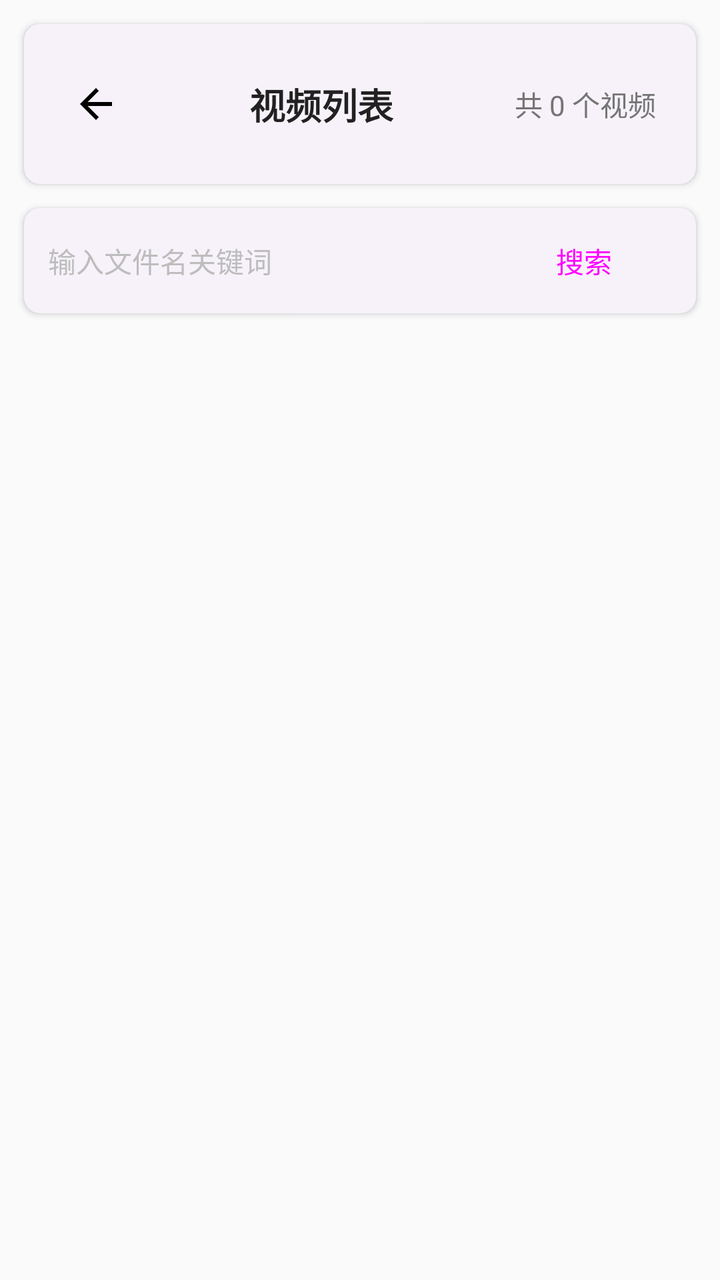
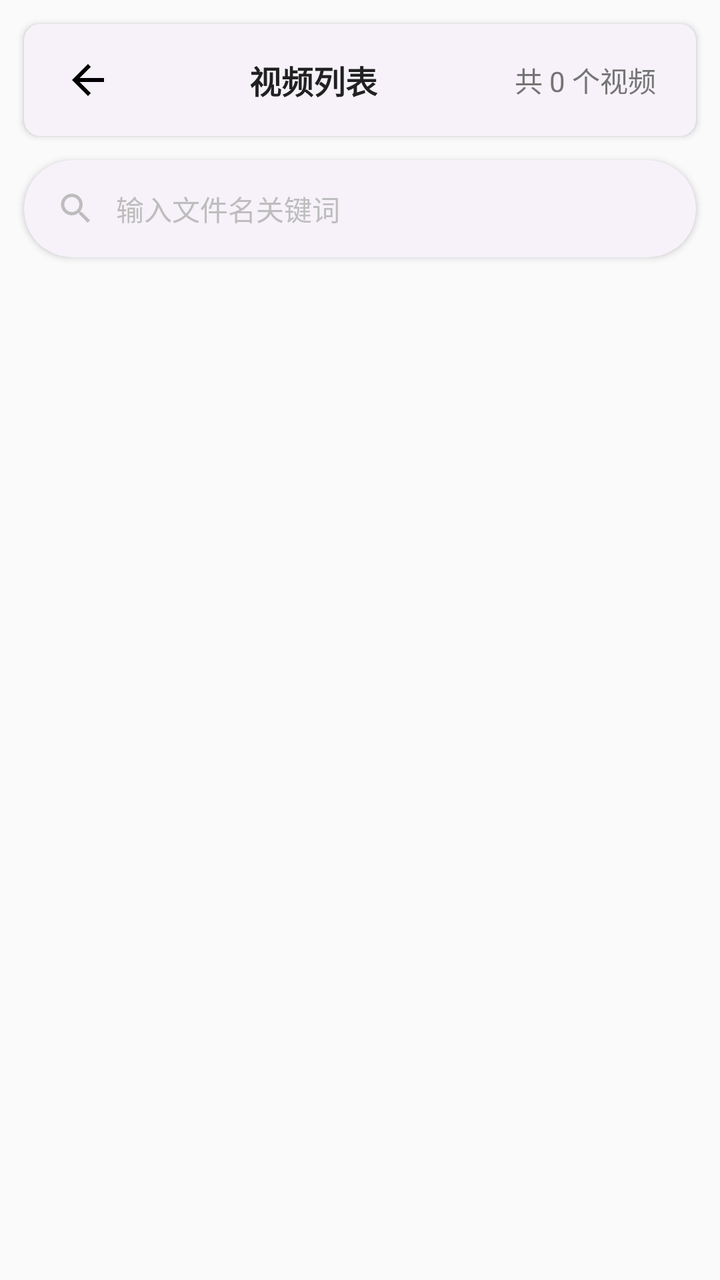

Before-and-after screenshots of an Android layout around one commit, followed by the original layout XML and the change that was made.
<!-- AndroidManifest.xml: application theme Theme.SelfCamMonitor -->
<!-- res/layout/activity_video_list.xml -->
<?xml version="1.0" encoding="utf-8"?>
<LinearLayout xmlns:android="http://schemas.android.com/apk/res/android"
    xmlns:app="http://schemas.android.com/apk/res-auto"
    android:layout_width="match_parent"
    android:layout_height="match_parent"
    android:orientation="vertical"
    android:background="@color/background_light"
    android:fitsSystemWindows="true">

    
    <androidx.cardview.widget.CardView
        android:layout_width="match_parent"
        android:layout_height="wrap_content"
        android:layout_margin="12dp"
        app:cardCornerRadius="8dp"
        app:cardElevation="2dp">

        <androidx.constraintlayout.widget.ConstraintLayout
            android:layout_width="match_parent"
            android:layout_height="wrap_content"
            android:paddingHorizontal="12dp"
            android:paddingVertical="16dp">

            
            <ImageButton
                android:id="@+id/btnBack"
                android:layout_width="48dp"
                android:layout_height="48dp"
                android:src="@drawable/ic_menu_revert"
                android:background="?attr/selectableItemBackgroundBorderless"
                android:contentDescription="返回"
                android:visibility="visible"
                app:layout_constraintStart_toStartOf="parent"
                app:layout_constraintTop_toTopOf="parent"
                app:layout_constraintBottom_toBottomOf="parent" />

            
            <Button
                android:id="@+id/btnSelectAll"
                android:layout_width="wrap_content"
                android:layout_height="wrap_content"
                android:text="全选"
                android:textSize="14sp"
                android:visibility="gone"
                style="@style/Widget.Material3.Button.TextButton"
                app:layout_constraintStart_toStartOf="parent"
                app:layout_constraintTop_toTopOf="parent"
                app:layout_constraintBottom_toBottomOf="parent" />

            
            <TextView
                android:id="@+id/tvFileCount"
                android:layout_width="wrap_content"
                android:layout_height="wrap_content"
                android:text="共 0 个视频"
                android:textSize="14sp"
                android:textColor="@color/text_secondary"
                android:paddingHorizontal="8dp"
                android:visibility="visible"
                app:layout_constraintEnd_toEndOf="parent"
                app:layout_constraintTop_toTopOf="parent"
                app:layout_constraintBottom_toBottomOf="parent" />

            
            <Button
                android:id="@+id/btnCancelSelect"
                android:layout_width="wrap_content"
                android:layout_height="wrap_content"
                android:text="取消"
                android:textSize="14sp"
                style="@style/Widget.Material3.Button.TextButton"
                android:visibility="gone"
                app:layout_constraintEnd_toEndOf="parent"
                app:layout_constraintTop_toTopOf="parent"
                app:layout_constraintBottom_toBottomOf="parent" />

            
            <TextView
                android:id="@+id/tvTitle"
                android:layout_width="0dp"
                android:layout_height="wrap_content"
                android:text="视频列表"
                android:textSize="18sp"
                android:textStyle="bold"
                android:textColor="@color/text_primary"
                android:gravity="center"
                android:visibility="visible"
                app:layout_constraintStart_toEndOf="@+id/btnBack"
                app:layout_constraintEnd_toStartOf="@+id/tvFileCount"
                app:layout_constraintTop_toTopOf="parent"
                app:layout_constraintBottom_toBottomOf="parent" />

            
            <TextView
                android:id="@+id/tvSelectedCount"
                android:layout_width="0dp"
                android:layout_height="wrap_content"
                android:text="已选 0 项"
                android:textSize="16sp"
                android:textColor="@color/text_primary"
                android:gravity="center"
                android:visibility="gone"
                app:layout_constraintStart_toEndOf="@+id/btnSelectAll"
                app:layout_constraintEnd_toStartOf="@+id/btnCancelSelect"
                app:layout_constraintTop_toTopOf="parent"
                app:layout_constraintBottom_toBottomOf="parent" />

        </androidx.constraintlayout.widget.ConstraintLayout>
    </androidx.cardview.widget.CardView>

    
    <androidx.cardview.widget.CardView
        android:id="@+id/searchBar"
        android:layout_width="match_parent"
        android:layout_height="wrap_content"
        android:layout_marginStart="12dp"
        android:layout_marginEnd="12dp"
        android:layout_marginTop="0dp"
        android:layout_marginBottom="4dp"
        app:cardCornerRadius="8dp"
        app:cardElevation="2dp"
        android:visibility="visible">

        <LinearLayout
            android:layout_width="match_parent"
            android:layout_height="wrap_content"
            android:orientation="horizontal"
            android:paddingHorizontal="12dp"
            android:gravity="center_vertical">

            <EditText
                android:id="@+id/etSearch"
                android:layout_width="0dp"
                android:layout_height="wrap_content"
                android:layout_weight="1"
                android:hint="输入文件名关键词"
                android:singleLine="true"
                android:imeOptions="actionSearch"
                android:inputType="text"
                android:textSize="14sp"
                android:textColor="@color/text_primary"
                android:textColorHint="@color/text_hint"
                android:background="@null"
                android:minHeight="48dp"
                android:paddingVertical="16dp" />

            <ImageButton
                android:id="@+id/btnClearSearch"
                android:layout_width="wrap_content"
                android:layout_height="wrap_content"
                android:src="@drawable/ic_close"
                android:background="?attr/selectableItemBackgroundBorderless"
                android:contentDescription="清除"
                android:padding="4dp"
                android:visibility="gone" />

            <Button
                android:id="@+id/btnSearchConfirm"
                android:layout_width="wrap_content"
                android:layout_height="wrap_content"
                android:text="搜索"
                android:textSize="14sp"
                style="@style/Widget.Material3.Button.TextButton" />
        </LinearLayout>
    </androidx.cardview.widget.CardView>

    
    <androidx.recyclerview.widget.RecyclerView
        android:id="@+id/recyclerView"
        android:layout_width="match_parent"
        android:layout_height="0dp"
        android:layout_weight="1"
        android:padding="4dp" />

    
    <LinearLayout
        android:id="@+id/buttonCard"
        android:layout_width="match_parent"
        android:layout_height="wrap_content"
        android:layout_margin="8dp"
        android:orientation="horizontal"
        android:gravity="center_vertical"
        android:visibility="gone">

        <androidx.cardview.widget.CardView
            android:layout_width="0dp"
            android:layout_height="wrap_content"
            android:layout_weight="1"
            android:layout_marginEnd="4dp"
            app:cardCornerRadius="8dp"
            app:cardElevation="2dp">

            <Button
                android:id="@+id/btnDelete"
                android:layout_width="match_parent"
                android:layout_height="wrap_content"
                android:text="删除选中"
                android:textSize="16sp"
                android:backgroundTint="@color/status_stopped"
                android:paddingVertical="12dp" />
        </androidx.cardview.widget.CardView>

        <androidx.cardview.widget.CardView
            android:layout_width="0dp"
            android:layout_height="wrap_content"
            android:layout_weight="1"
            android:layout_marginStart="4dp"
            app:cardCornerRadius="8dp"
            app:cardElevation="2dp">

            <Button
                android:id="@+id/btnExport"
                android:layout_width="match_parent"
                android:layout_height="wrap_content"
                android:text="导出选中"
                android:textSize="16sp"
                android:backgroundTint="@color/primary"
                android:paddingVertical="12dp" />
        </androidx.cardview.widget.CardView>
    </LinearLayout>
</LinearLayout>
<!-- resources referenced by this layout -->
<resources>
  <color name="background_light">#FAFAFA</color>
  <color name="primary">#2196F3</color>
  <color name="status_stopped">#F44336</color>
  <color name="text_hint">#BDBDBD</color>
  <color name="text_primary">#212121</color>
  <color name="text_secondary">#757575</color>
  <!-- drawable ic_menu_revert (drawable) -->
  <vector xmlns:android="http://schemas.android.com/apk/res/android" android:autoMirrored="true" android:height="24dp" android:tint="#000000" android:viewportHeight="24" android:viewportWidth="24" android:width="24dp">
        
      <path android:fillColor="@android:color/white" android:pathData="M20,11H7.83l5.59,-5.59L12,4l-8,8 8,8 1.41,-1.41L7.83,13H20v-2z"/>
      
  </vector>
  <style name="Theme.SelfCamMonitor" parent="Base.Theme.SelfCamMonitor" />
  <color name="white">#FFFFFFFF</color>
  <color name="primary_light">#BBDEFB</color>
  <color name="primary_dark">#1976D2</color>
  <color name="accent">#FF5722</color>
  <color name="surface">#FFFFFF</color>
  <style name="Widget.SelfCamMonitor.CardView" parent="Widget.Material3.CardView.Elevated">
          <item name="cardCornerRadius">12dp</item>
          <item name="cardElevation">4dp</item>
          <item name="strokeWidth">0dp</item>
      </style>
  <!-- unchanged entries left out for length: 2 -->
</resources>

<!-- the commit's change to res/layout/activity_video_list.xml (unified diff, before → after) -->
@@ -19,13 +19,13 @@
             android:layout_width="match_parent"
             android:layout_height="wrap_content"
             android:paddingHorizontal="12dp"
-            android:paddingVertical="16dp">
+            android:paddingVertical="8dp">
 
             
             <ImageButton
                 android:id="@+id/btnBack"
-                android:layout_width="48dp"
-                android:layout_height="48dp"
+                android:layout_width="40dp"
+                android:layout_height="40dp"
                 android:src="@drawable/ic_menu_revert"
                 android:background="?attr/selectableItemBackgroundBorderless"
                 android:contentDescription="返回"
@@ -38,7 +38,10 @@
             <Button
                 android:id="@+id/btnSelectAll"
                 android:layout_width="wrap_content"
-                android:layout_height="wrap_content"
+                android:layout_height="40dp"
+                android:minHeight="0dp"
+                android:insetTop="0dp"
+                android:insetBottom="0dp"
                 android:text="全选"
                 android:textSize="14sp"
                 android:visibility="gone"
@@ -65,7 +68,10 @@
             <Button
                 android:id="@+id/btnCancelSelect"
                 android:layout_width="wrap_content"
-                android:layout_height="wrap_content"
+                android:layout_height="40dp"
+                android:minHeight="0dp"
+                android:insetTop="0dp"
+                android:insetBottom="0dp"
                 android:text="取消"
                 android:textSize="14sp"
                 style="@style/Widget.Material3.Button.TextButton"
@@ -80,7 +86,7 @@
                 android:layout_width="0dp"
                 android:layout_height="wrap_content"
                 android:text="视频列表"
-                android:textSize="18sp"
+                android:textSize="16sp"
                 android:textStyle="bold"
                 android:textColor="@color/text_primary"
                 android:gravity="center"
@@ -96,7 +102,7 @@
                 android:layout_width="0dp"
                 android:layout_height="wrap_content"
                 android:text="已选 0 项"
-                android:textSize="16sp"
+                android:textSize="15sp"
                 android:textColor="@color/text_primary"
                 android:gravity="center"
                 android:visibility="gone"
@@ -115,9 +121,8 @@
         android:layout_height="wrap_content"
         android:layout_marginStart="12dp"
         android:layout_marginEnd="12dp"
-        android:layout_marginTop="0dp"
-        android:layout_marginBottom="4dp"
-        app:cardCornerRadius="8dp"
+        android:layout_marginBottom="8dp"
+        app:cardCornerRadius="24dp"
         app:cardElevation="2dp"
         android:visibility="visible">
 
@@ -125,8 +130,16 @@
             android:layout_width="match_parent"
             android:layout_height="wrap_content"
             android:orientation="horizontal"
-            android:paddingHorizontal="12dp"
+            android:paddingHorizontal="16dp"
             android:gravity="center_vertical">
+
+            <ImageView
+                android:layout_width="20dp"
+                android:layout_height="20dp"
+                android:src="@drawable/ic_search"
+                app:tint="@color/text_hint"
+                android:contentDescription="搜索"
+                android:layout_marginEnd="10dp" />
 
             <EditText
                 android:id="@+id/etSearch"
@@ -142,7 +155,7 @@
                 android:textColorHint="@color/text_hint"
                 android:background="@null"
                 android:minHeight="48dp"
-                android:paddingVertical="16dp" />
+                android:paddingVertical="14dp" />
 
             <ImageButton
                 android:id="@+id/btnClearSearch"
@@ -151,71 +164,87 @@
                 android:src="@drawable/ic_close"
                 android:background="?attr/selectableItemBackgroundBorderless"
                 android:contentDescription="清除"
-                android:padding="4dp"
+                android:padding="6dp"
                 android:visibility="gone" />
-
-            <Button
-                android:id="@+id/btnSearchConfirm"
-                android:layout_width="wrap_content"
-                android:layout_height="wrap_content"
-                android:text="搜索"
-                android:textSize="14sp"
-                style="@style/Widget.Material3.Button.TextButton" />
         </LinearLayout>
     </androidx.cardview.widget.CardView>
 
     
-    <androidx.recyclerview.widget.RecyclerView
-        android:id="@+id/recyclerView"
+    <FrameLayout
         android:layout_width="match_parent"
         android:layout_height="0dp"
-        android:layout_weight="1"
-        android:padding="4dp" />
+        android:layout_weight="1">
+
+        <androidx.recyclerview.widget.RecyclerView
+            android:id="@+id/recyclerView"
+            android:layout_width="match_parent"
+            android:layout_height="match_parent"
+            android:padding="4dp" />
+
+        <LinearLayout
+            android:id="@+id/emptyView"
+            android:layout_width="wrap_content"
+            android:layout_height="wrap_content"
+            android:layout_gravity="center"
+            android:orientation="vertical"
+            android:gravity="center"
+            android:visibility="gone">
+
+            <ImageView
+                android:layout_width="56dp"
+                android:layout_height="56dp"
+                android:src="@drawable/ic_movie"
+                app:tint="@color/text_hint"
+                android:contentDescription="暂无视频" />
+
+            <TextView
+                android:id="@+id/tvEmptyText"
+                android:layout_width="wrap_content"
+                android:layout_height="wrap_content"
+                android:text="暂无视频"
+                android:textSize="14sp"
+                android:textColor="@color/text_secondary"
+                android:layout_marginTop="12dp" />
+        </LinearLayout>
+    </FrameLayout>
 
     
     <LinearLayout
         android:id="@+id/buttonCard"
         android:layout_width="match_parent"
         android:layout_height="wrap_content"
-        android:layout_margin="8dp"
+        android:layout_margin="12dp"
         android:orientation="horizontal"
         android:gravity="center_vertical"
         android:visibility="gone">
 
-        <androidx.cardview.widget.CardView
+        <com.google.android.material.button.MaterialButton
+            android:id="@+id/btnDelete"
             android:layout_width="0dp"
             android:layout_height="wrap_content"
             android:layout_weight="1"
-            android:layout_marginEnd="4dp"
-            app:cardCornerRadius="8dp"
-            app:cardElevation="2dp">
-
-            <Button
-                android:id="@+id/btnDelete"
-                android:layout_width="match_parent"
-                android:layout_height="wrap_content"
-                android:text="删除选中"
-                android:textSize="16sp"
-                android:backgroundTint="@color/status_stopped"
-                android:paddingVertical="12dp" />
-        </androidx.cardview.widget.CardView>
-
-        <androidx.cardview.widget.CardView
+            android:text="删除选中"
+            android:textSize="15sp"
+            style="@style/Widget.Material3.Button.OutlinedButton"
+            android:textColor="@color/status_stopped"
+            app:strokeColor="@color/status_stopped"
+            app:icon="@drawable/ic_delete"
+            app:iconTint="@color/status_stopped"
+            app:iconGravity="textStart"
+            app:cornerRadius="12dp"
+            android:layout_marginEnd="6dp" />
+
+        <com.google.android.material.button.MaterialButton
+            android:id="@+id/btnExport"
             android:layout_width="0dp"
             android:layout_height="wrap_content"
             android:layout_weight="1"
-            android:layout_marginStart="4dp"
-            app:cardCornerRadius="8dp"
-            app:cardElevation="2dp">
-
-            <Button
-                android:id="@+id/btnExport"
-                android:layout_width="match_parent"
-                android:layout_height="wrap_content"
-                android:text="导出选中"
-                android:textSize="16sp"
-                android:backgroundTint="@color/primary"
-                android:paddingVertical="12dp" />
-        </androidx.cardview.widget.CardView>
+            android:text="导出选中"
+            android:textSize="15sp"
+            android:backgroundTint="@color/primary"
+            app:icon="@drawable/ic_export"
+            app:iconGravity="textStart"
+            app:cornerRadius="12dp"
+            android:layout_marginStart="6dp" />
     </LinearLayout>
 </LinearLayout>
<!-- resource entries referenced after the edit -->
@@ -6,11 +6,55 @@
   <color name="text_hint">#BDBDBD</color>
   <color name="text_primary">#212121</color>
   <color name="text_secondary">#757575</color>
+  <!-- drawable ic_delete (drawable) -->
+  <vector xmlns:android="http://schemas.android.com/apk/res/android"
+      android:width="24dp"
+      android:height="24dp"
+      android:viewportWidth="24"
+      android:viewportHeight="24"
+      android:tint="?attr/colorControlNormal">
+      <path
+          android:fillColor="@android:color/white"
+          android:pathData="M6,19c0,1.1 0.9,2 2,2h8c1.1,0 2,-0.9 2,-2V7H6v12zM19,4h-3.5l-1,-1h-5l-1,1H5v2h14V4z" />
+  </vector>
+  <!-- drawable ic_export (drawable) -->
+  <vector xmlns:android="http://schemas.android.com/apk/res/android"
+      android:width="24dp"
+      android:height="24dp"
+      android:viewportWidth="24"
+      android:viewportHeight="24"
+      android:tint="?attr/colorControlNormal">
+      <path
+          android:fillColor="@android:color/white"
+          android:pathData="M18,16.08c-0.76,0 -1.44,0.3 -1.96,0.77L8.91,12.7c0.05,-0.23 0.09,-0.46 0.09,-0.7s-0.04,-0.47 -0.09,-0.7l7.05,-4.11c0.54,0.5 1.25,0.81 2.04,0.81 1.66,0 3,-1.34 3,-3s-1.34,-3 -3,-3 -3,1.34 -3,3c0,0.24 0.04,0.47 0.09,0.7L8.04,9.81C7.5,9.31 6.79,9 6,9c-1.66,0 -3,1.34 -3,3s1.34,3 3,3c0.79,0 1.5,-0.31 2.04,-0.81l7.12,4.16c-0.05,0.21 -0.08,0.43 -0.08,0.65 0,1.61 1.31,2.92 2.92,2.92 1.61,0 2.92,-1.31 2.92,-2.92s-1.31,-2.92 -2.92,-2.92z" />
+  </vector>
   <!-- drawable ic_menu_revert (drawable) -->
   <vector xmlns:android="http://schemas.android.com/apk/res/android" android:autoMirrored="true" android:height="24dp" android:tint="#000000" android:viewportHeight="24" android:viewportWidth="24" android:width="24dp">
         
       <path android:fillColor="@android:color/white" android:pathData="M20,11H7.83l5.59,-5.59L12,4l-8,8 8,8 1.41,-1.41L7.83,13H20v-2z"/>
       
+  </vector>
+  <!-- drawable ic_movie (drawable) -->
+  <vector xmlns:android="http://schemas.android.com/apk/res/android"
+      android:width="24dp"
+      android:height="24dp"
+      android:viewportWidth="24"
+      android:viewportHeight="24"
+      android:tint="?attr/colorControlNormal">
+      <path
+          android:fillColor="@android:color/white"
+          android:pathData="M18,4l2,4h-3l-2,-4h-2l2,4h-3l-2,-4H8l2,4H7L5,4H4c-1.1,0 -1.99,0.9 -1.99,2L2,18c0,1.1 0.9,2 2,2h16c1.1,0 2,-0.9 2,-2V4h-4z" />
+  </vector>
+  <!-- drawable ic_search (drawable) -->
+  <vector xmlns:android="http://schemas.android.com/apk/res/android"
+      android:width="24dp"
+      android:height="24dp"
+      android:viewportWidth="24"
+      android:viewportHeight="24"
+      android:tint="?attr/colorControlNormal">
+      <path
+          android:fillColor="@android:color/white"
+          android:pathData="M15.5,14h-0.79l-0.28,-0.27C15.41,12.59 16,11.11 16,9.5 16,5.91 13.09,3 9.5,3S3,5.91 3,9.5 5.91,16 9.5,16c1.61,0 3.09,-0.59 4.23,-1.57l0.27,0.28v0.79l5,4.99L20.49,19l-4.99,-5zM9.5,14C7.01,14 5,11.99 5,9.5S7.01,5 9.5,5 14,7.01 14,9.5 11.99,14 9.5,14z" />
   </vector>
   <style name="Theme.SelfCamMonitor" parent="Base.Theme.SelfCamMonitor" />
   <color name="white">#FFFFFFFF</color>
